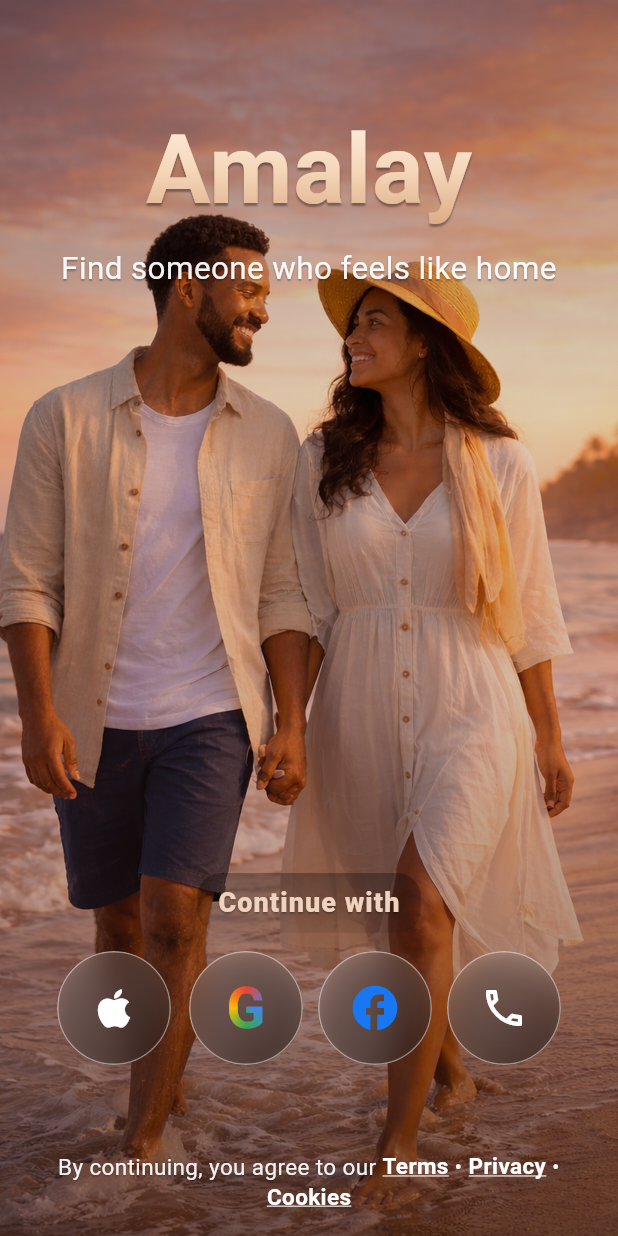
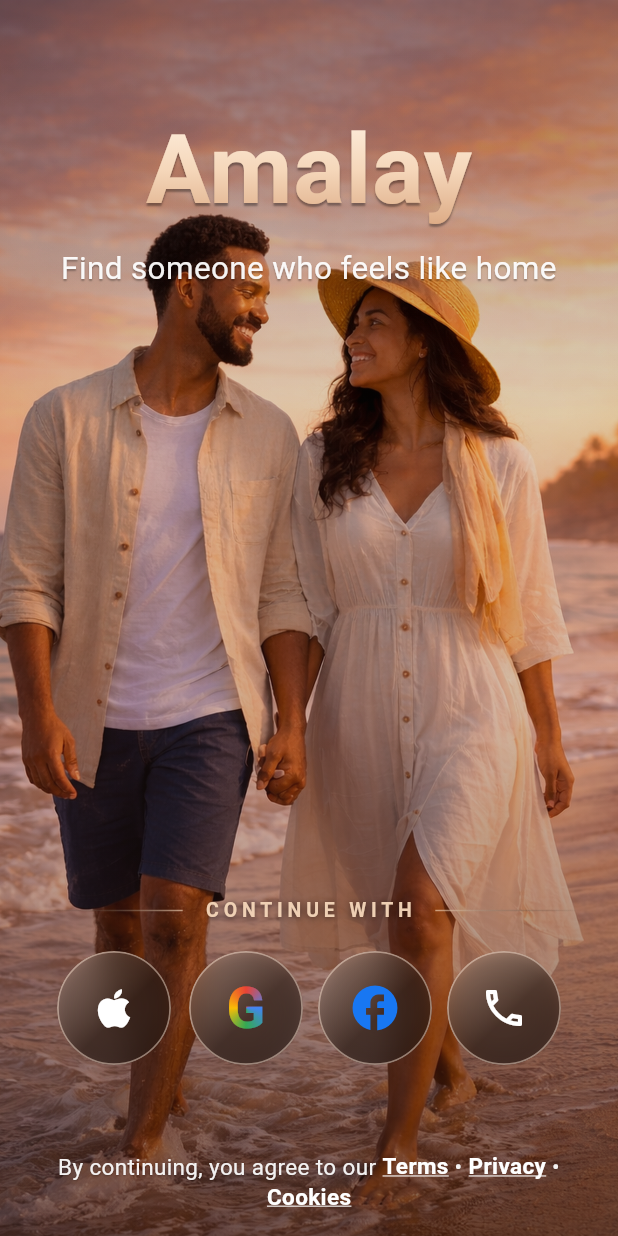
Before and after one commit to RobelCSUN/amalay_user, a Flutter app: the screen it shows after launch, on a phone screen of 412 x 824 dp. Run offline on Flutter 3.47's test engine with Material 3 defaults, Android fonts, the phone set to English and light mode, and no system bars; our stand-ins replace cloud_firestore, cloud_functions, firebase_auth, firebase_core, geolocator, google_sign_in and 1 more; missing offline and left inert: flutter_facebook_auth; accounts and stored records are empty; Roboto replaces fonts that are missing (Georgia).

Commit message:
Premium auth landing: gold hairline CONTINUE WITH divider, warm glass provider circles, staggered entrance
Co-authored-by: RobelCSUN <RobelCSUN@users.noreply.github.com>

```diff
--- a/lib/theme/app_component_styles.dart
+++ b/lib/theme/app_component_styles.dart
@@ -28,24 +28,38 @@ class AppComponentStyles {
     ),
   ];
 
+  /// Warm glass circle tuned to sit over the sunset hero photo: a soft
+  /// top-light, a gold-tinted rim, and a warm ambient glow.
   static BoxDecoration authProviderDecoration = BoxDecoration(
     shape: BoxShape.circle,
     gradient: const LinearGradient(
       begin: Alignment.topLeft,
       end: Alignment.bottomRight,
-      colors: [AppColors.authProviderHighlight, AppColors.authProviderFill],
+      colors: [
+        Color(0x33FFF3E5),
+        AppColors.authProviderFill,
+        Color(0x59000000),
+      ],
+      stops: [0.0, 0.55, 1.0],
     ),
-    border: Border.all(color: AppColors.authProviderBorder),
+    border: Border.all(color: const Color(0x80F4DCCB), width: 1.2),
     boxShadow: const [
       BoxShadow(
         color: AppColors.authProviderGlow,
-        blurRadius: 16,
+        blurRadius: 18,
         offset: Offset(0, 8),
       ),
       BoxShadow(
-        color: Color(0x22000000),
+        color: Color(0x33000000),
         blurRadius: 6,
         offset: Offset(0, 2),
+      ),
+      // Faint gold halo so the circles feel lit by the sunset.
+      BoxShadow(
+        color: Color(0x26D9A47D),
+        blurRadius: 24,
+        spreadRadius: 1,
+        offset: Offset(0, 0),
       ),
     ],
   );
--- a/lib/widgets/auth_card.dart
+++ b/lib/widgets/auth_card.dart
@@ -74,19 +74,9 @@ class AuthCard extends StatelessWidget {
               child: Column(
                 mainAxisSize: MainAxisSize.min,
                 children: [
-                  Container(
-                    padding: const EdgeInsets.symmetric(
-                      horizontal: 14,
-                      vertical: 8,
-                    ),
-                    decoration: AppComponentStyles.authCtaBackdrop,
-                    child: const Text(
-                      'Continue with',
-                      style: AppTextStyles.authPrimaryCta,
-                    ),
-                  ),
-                  const SizedBox(height: AppLayout.ctaToProvidersGap),
-                  _iconOnlySignInRow(),
+                  const _ContinueWithDivider(),
+                  const SizedBox(height: AppLayout.ctaToProvidersGap + 6),
+                  _StaggeredEntrance(child: _iconOnlySignInRow()),
                   const SizedBox(height: AppLayout.providersToLegalGap),
                   Text.rich(
                     TextSpan(
@@ -203,6 +193,81 @@ class AuthCard extends StatelessWidget {
   }
 }
 
+/// Elegant "CONTINUE WITH" treatment: hairline gradient rules flanking
+/// letterspaced small caps, designed to sit softly over the hero photo.
+class _ContinueWithDivider extends StatelessWidget {
+  const _ContinueWithDivider();
+
+  @override
+  Widget build(BuildContext context) {
+    return Row(
+      children: [
+        Expanded(child: _hairline(reverse: false)),
+        Padding(
+          padding: const EdgeInsets.symmetric(horizontal: 14),
+          child: Text(
+            'CONTINUE WITH',
+            style: TextStyle(
+              fontSize: 13,
+              fontWeight: FontWeight.w700,
+              letterSpacing: 3.2,
+              color: AppColors.brandGoldSoft.withValues(alpha: 0.95),
+              shadows: const [
+                Shadow(
+                  color: Color(0x99000000),
+                  blurRadius: 6,
+                  offset: Offset(0, 1),
+                ),
+              ],
+            ),
+          ),
+        ),
+        Expanded(child: _hairline(reverse: true)),
+      ],
+    );
+  }
+
+  Widget _hairline({required bool reverse}) {
+    return Container(
+      height: 1,
+      decoration: BoxDecoration(
+        gradient: LinearGradient(
+          begin: reverse ? Alignment.centerRight : Alignment.centerLeft,
+          end: reverse ? Alignment.centerLeft : Alignment.centerRight,
+          colors: [
+            Colors.transparent,
+            AppColors.brandGoldSoft.withValues(alpha: 0.65),
+          ],
+        ),
+      ),
+    );
+  }
+}
+
+/// Fades and floats the provider buttons in one after another on first build.
+class _StaggeredEntrance extends StatelessWidget {
+  final Widget child;
+
+  const _StaggeredEntrance({required this.child});
+
+  @override
+  Widget build(BuildContext context) {
+    return TweenAnimationBuilder<double>(
+      tween: Tween(begin: 0, end: 1),
+      duration: const Duration(milliseconds: 650),
+      curve: Curves.easeOutCubic,
+      builder: (context, value, child) => Opacity(
+        opacity: value,
+        child: Transform.translate(
+          offset: Offset(0, 18 * (1 - value)),
+          child: child,
+        ),
+      ),
+      child: child,
+    );
+  }
+}
+
 class _AnimatedAuthIconButton extends StatefulWidget {
   final Widget icon;
   final VoidCallback onTap;
```
